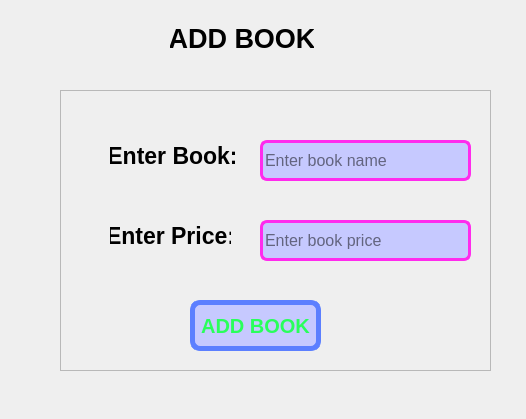
The window that Book_Store_Management_System/adddialog.ui (Nicholauswarobi/Qt) describes before a commit, drawn with Qt 5.
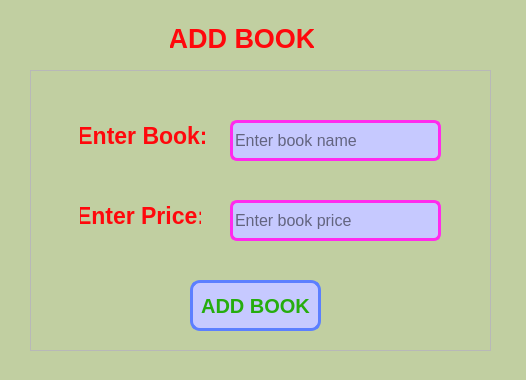
The same window after the commit.

```diff
--- a/Book_Store_Management_System/adddialog.ui
+++ b/Book_Store_Management_System/adddialog.ui
@@ -7,12 +7,17 @@
     <x>0</x>
     <y>0</y>
     <width>526</width>
-    <height>419</height>
+    <height>380</height>
    </rect>
   </property>
   <property name="windowTitle">
    <string>Dialog</string>
   </property>
+  <property name="styleSheet">
+   <string notr="true">QDialog{
+	background-color: rgb(193, 207, 161);
+}</string>
+  </property>
   <widget class="QLabel" name="label">
    <property name="geometry">
     <rect>
@@ -28,6 +33,9 @@
      <bold>true</bold>
     </font>
    </property>
+   <property name="styleSheet">
+    <string notr="true">color: rgb(255, 8, 12);</string>
+   </property>
    <property name="text">
     <string>ADD BOOK</string>
    </property>
@@ -38,9 +46,9 @@
   <widget class="QFrame" name="frame">
    <property name="geometry">
     <rect>
-     <x>60</x>
-     <y>90</y>
-     <width>431</width>
+     <x>30</x>
+     <y>70</y>
+     <width>461</width>
      <height>281</height>
     </rect>
    </property>
@@ -65,6 +73,9 @@
       <bold>true</bold>
      </font>
     </property>
+    <property name="styleSheet">
+     <string notr="true">color: rgb(255, 8, 12);</string>
+    </property>
     <property name="text">
      <string>Enter Book:</string>
     </property>
@@ -87,6 +98,9 @@
       <bold>true</bold>
      </font>
     </property>
+    <property name="styleSheet">
+     <string notr="true">color: rgb(255, 8, 12);</string>
+    </property>
     <property name="text">
      <string>Enter Price:</string>
     </property>
@@ -149,7 +163,7 @@
    <widget class="QPushButton" name="pushButton">
     <property name="geometry">
      <rect>
-      <x>130</x>
+      <x>160</x>
       <y>210</y>
       <width>131</width>
       <height>51</height>
@@ -164,9 +178,9 @@
     <property name="styleSheet">
      <string notr="true">QPushButton{
 	background-color: rgb(198, 201, 255);
-color: rgb(41, 255, 91);
+color: rgb(38, 173, 14);
 border-radius: 10px;
-border: 5px solid #5c7fff;
+border: 3px solid #5c7fff;
 }
 
 QPushButton:hover{
```
Left out of the diff: 6 changed lines with no effect on the pictures.
